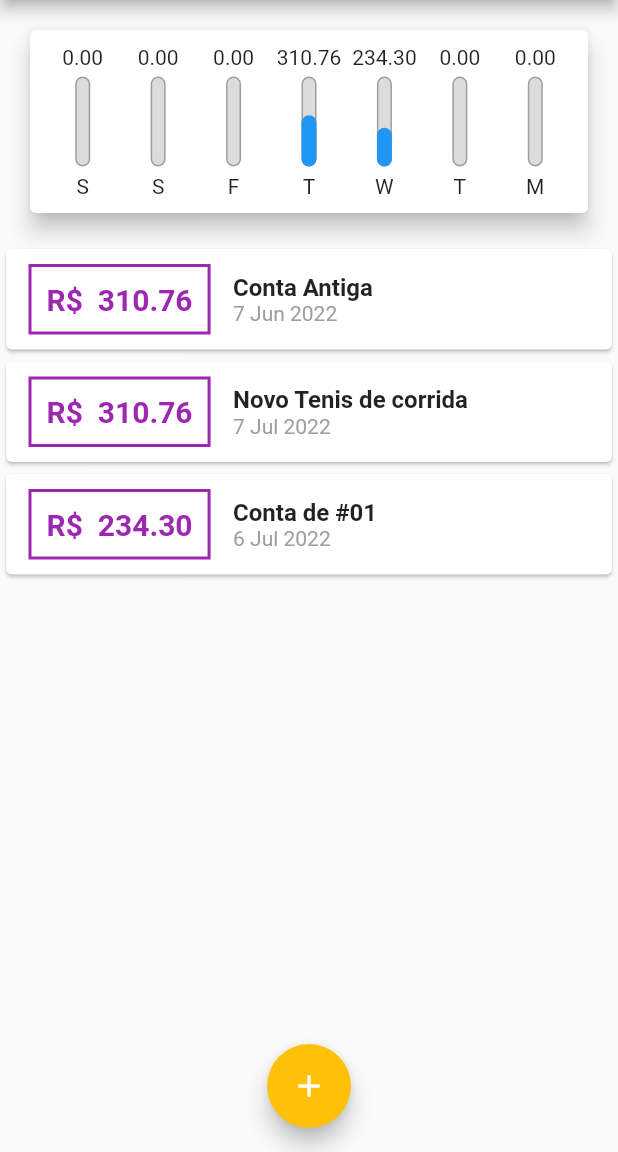
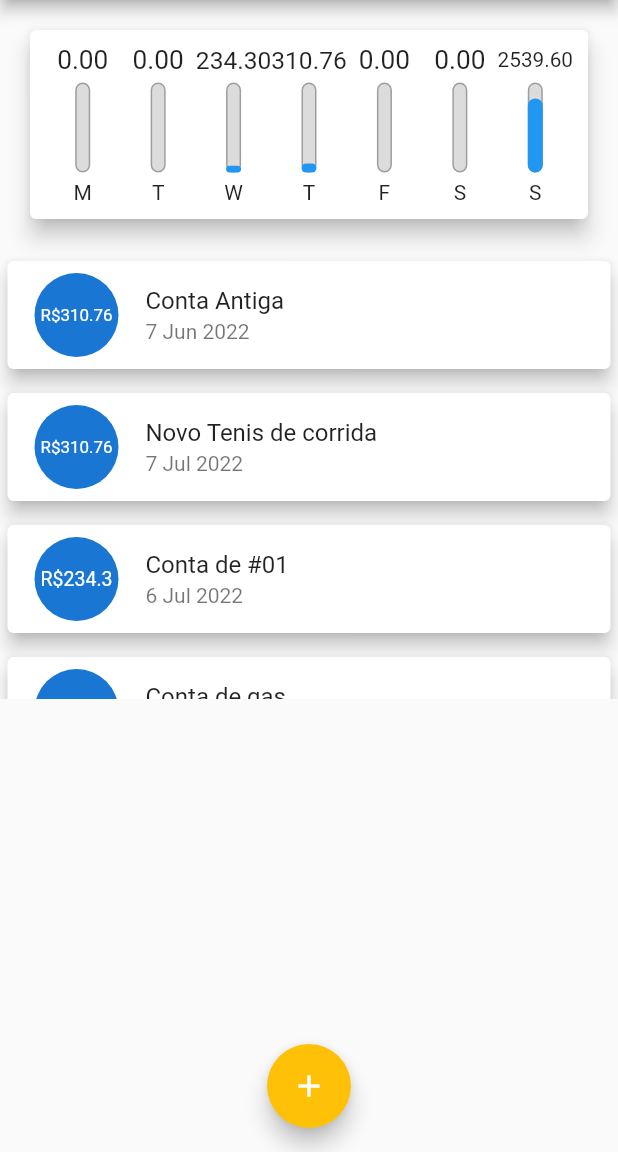
Before and after one commit to avelar42/despesasPessoais_flutter, a Flutter app: the screen it shows after launch, on a phone screen of 412 x 824 dp, the part 84-1236 px from its top. Run offline on Flutter 3.47's test engine with Material 2 defaults, Android fonts, the phone set to English and light mode, and no system bars.

Commit message:
Adjusts in application

```diff
--- a/lib/components/chart.dart
+++ b/lib/components/chart.dart
@@ -30,7 +30,7 @@ class Chart extends StatelessWidget {
         'day': DateFormat.E().format(weekday)[0],
         'value': totalSum,
       };
-    });
+    }).reversed.toList();
   }
 
   double get _weekTotalValue {
--- a/lib/components/chart_bar.dart
+++ b/lib/components/chart_bar.dart
@@ -11,7 +11,9 @@ class ChartBar extends StatelessWidget {
   Widget build(BuildContext context) {
     return Column(
       children: [
-        FittedBox(child: Text("${value.toStringAsFixed(2)}")),
+        Container(
+            height: 20,
+            child: FittedBox(child: Text("${value.toStringAsFixed(2)}"))),
         SizedBox(height: 5),
         Container(
           height: 60,
--- a/lib/components/transaction_list.dart
+++ b/lib/components/transaction_list.dart
@@ -32,40 +32,24 @@ class TransactionList extends StatelessWidget {
           : ListView.builder(
               itemCount: _transactions.length,
               itemBuilder: (context, index) {
-                final e = _transactions[index];
+                final tr = _transactions[index];
                 return Card(
-                  child: Row(
-                    children: [
-                      Container(
-                          margin: EdgeInsets.symmetric(
-                              horizontal: 15, vertical: 10),
-                          decoration: BoxDecoration(
-                              border:
-                                  Border.all(color: Colors.purple, width: 2)),
-                          padding: EdgeInsets.all(10),
-                          child: Text(
-                            'R\$  ${e.value.toStringAsFixed(2)}',
-                            style: TextStyle(
-                              fontWeight: FontWeight.bold,
-                              fontSize: 20,
-                              color: Colors.purple,
-                            ),
-                          )),
-                      Column(
-                        crossAxisAlignment: CrossAxisAlignment.start,
-                        children: [
-                          Text(
-                            e.title,
-                            style: TextStyle(
-                                fontSize: 16, fontWeight: FontWeight.bold),
-                          ),
-                          Text(
-                            DateFormat('d MMM y').format(e.date),
-                            style: TextStyle(color: Colors.grey),
-                          )
-                        ],
-                      )
-                    ],
+                  elevation: 5,
+                  margin: EdgeInsets.symmetric(vertical: 8, horizontal: 5),
+                  child: ListTile(
+                    leading: CircleAvatar(
+                        radius: 30,
+                        child: Padding(
+                          padding: const EdgeInsets.all(6.0),
+                          child: FittedBox(child: Text("R\$${tr.value}")),
+                        )),
+                    title: Text(
+                      tr.title,
+                      style: Theme.of(context).textTheme.titleMedium,
+                    ),
+                    subtitle: Text(
+                      DateFormat('d MMM y').format(tr.date),
+                    ),
                   ),
                 );
               },
--- a/lib/main.dart
+++ b/lib/main.dart
@@ -56,6 +56,13 @@ class _MyHomePageState extends State<MyHomePage> {
         title: 'Conta de #01',
         value: 234.30,
         date: DateTime.now().subtract(Duration(days: 4))),
+    Transaction(
+        id: 't3', title: 'Conta de gas', value: 750.30, date: DateTime.now()),
+    Transaction(
+        id: 't4',
+        title: 'Conta de cartao',
+        value: 1789.30,
+        date: DateTime.now()),
   ];
 
   List<Transaction> get _recentTransactions {
```
